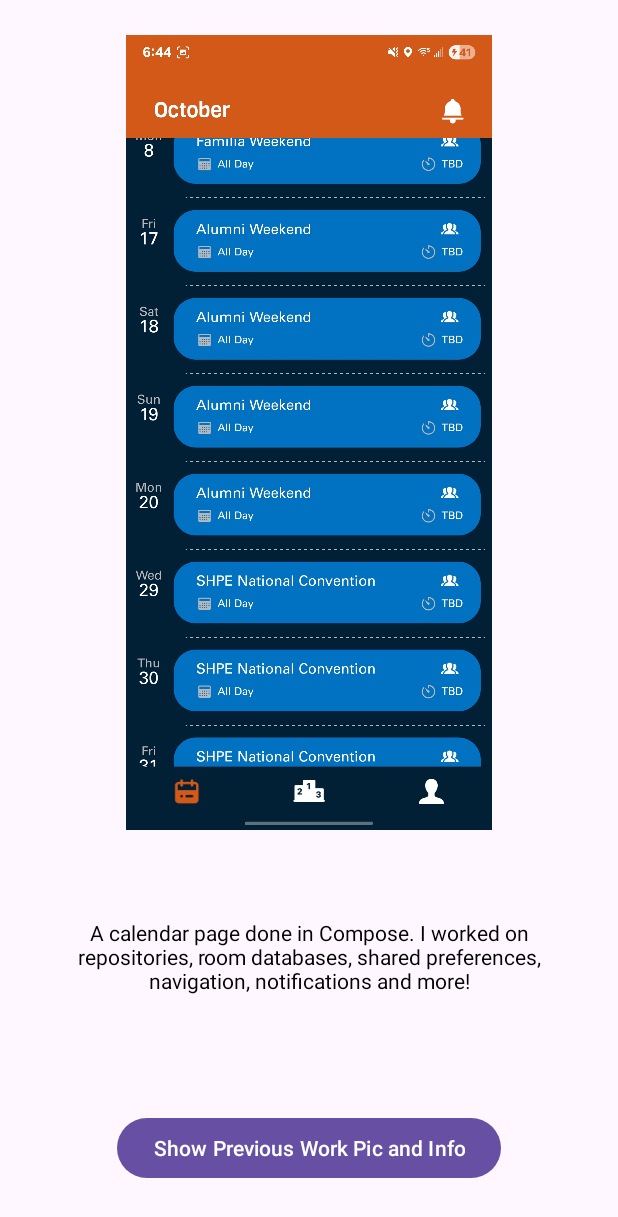
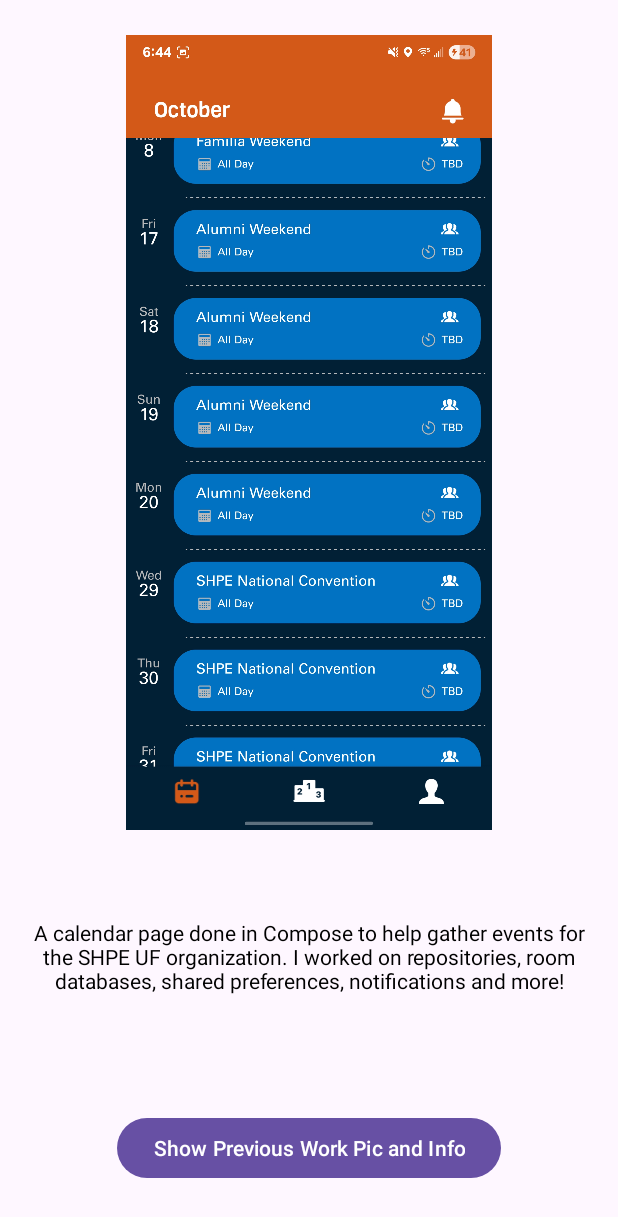
Before and after one commit to josuevicente33/AND102-Prework, an Android app: the screen it shows after launch (MainActivity), after a tap on "Show Previous Work Pic and Info", on a phone screen of 412 x 824 dp. Shown: the top 1217 px of the screen. Run offline under Robolectric (Android 15) with nearby library versions, the phone set to English and light mode, and no system bars.

Commit message:
updated read me
updated read me for submission

```diff
--- a/app/src/main/res/values/strings.xml
+++ b/app/src/main/res/values/strings.xml
@@ -8,5 +8,6 @@
     <string name="prevButtonText">Show Previous Work Pic and Info</string>
     <string name="meImageDesc">Picture of me</string>
     <string name="prevWorkImageDesc">Previous Work Image</string>
-    <string name="prevWorkText">A calendar page done in Compose. I worked on repositories, room databases, shared preferences, navigation, notifications and more!</string>
+    <string name="prevWorkText">A calendar page done in Compose to help gather events for the SHPE UF organization.
+        I worked on repositories, room databases, shared preferences, notifications and more!</string>
 </resources>
```
Also changed, not shown: 1 other file.
